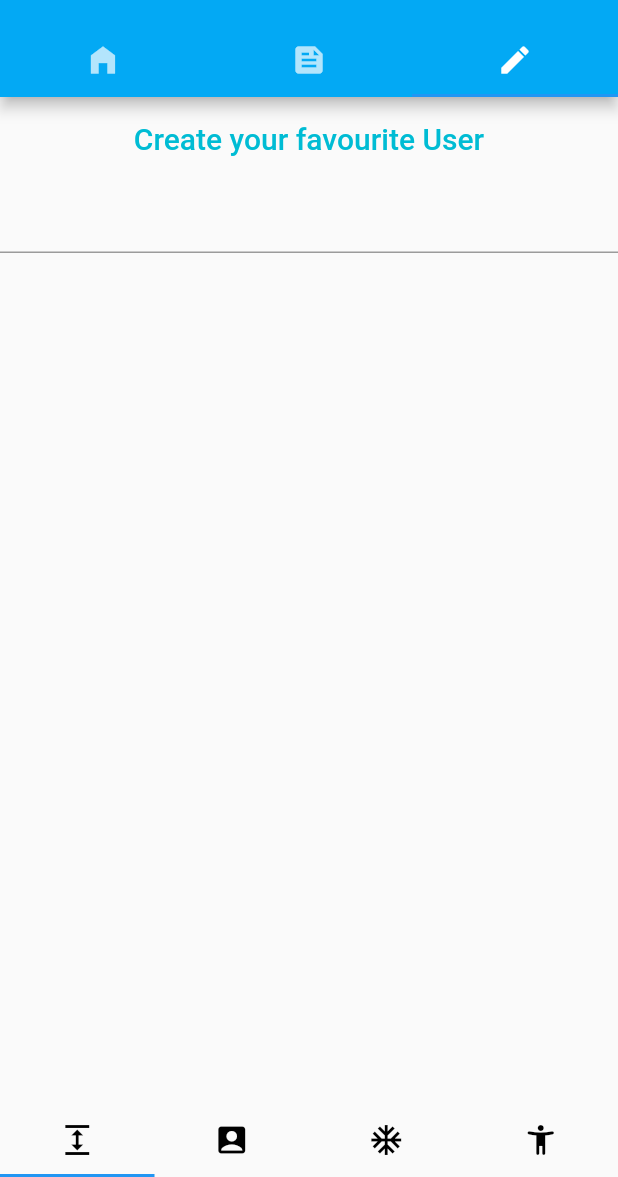
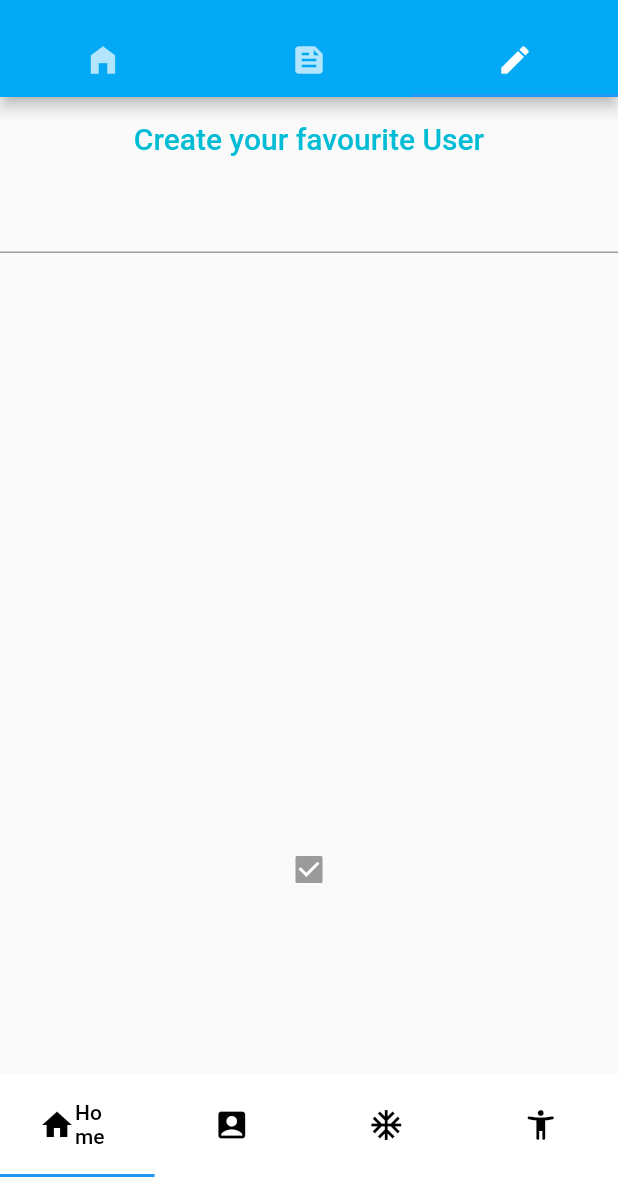
Before and after one commit to sobuur0/learning_flutter, a Flutter app: the screen it shows after launch, tab 3 chosen, on a phone screen of 412 x 824 dp, the part 59-1236 px from its top. Run offline on Flutter 3.47's test engine with Material 2 defaults, Android fonts, the phone set to English and light mode, and no system bars.

```diff
--- a/lib/createScreen.dart
+++ b/lib/createScreen.dart
@@ -2,6 +2,7 @@ import 'package:flutter/cupertino.dart';
 import 'package:flutter/material.dart';
 import 'package:flutter/services.dart';
 import 'package:flutter/widgets.dart';
+import 'package:testing_app/widgets/custom_alert_dialogue.dart';
 
 
 class CreateScreen extends StatefulWidget {
@@ -11,6 +12,7 @@ class CreateScreen extends StatefulWidget {
 
 class _CreateScreenState extends State<CreateScreen> {
   String ptext = '';
+  bool cbool = true;
 
   @override
   Widget build(BuildContext context) {
@@ -19,7 +21,13 @@ class _CreateScreenState extends State<CreateScreen> {
         appBar: AppBar(
           backgroundColor: Colors.transparent,
           elevation: 0,
-          title: Text('Create your favourite User', style: TextStyle(color: Colors.cyan),),
+          title: GestureDetector(
+            child: Text('Create your favourite User', style: TextStyle(color: Colors.cyan),),
+            onTap: () {
+              //Open this dialogue im about to implement
+              showAlertDialogue(context);
+            },
+          ),
           centerTitle: true,
         ),
         body: Column(
@@ -33,10 +41,25 @@ class _CreateScreenState extends State<CreateScreen> {
             ),
             Expanded(child: Text(
               ptext,
-            ))
+            )),
+            Expanded(
+                child: Checkbox(
+                  value: true,
+                  onChanged: null
+              ),
+            ),
           ],
         ),
       ),
     );
   }
 }
+
+void showAlertDialogue(BuildContext context) {
+  showDialog(
+      context: context,
+      builder: (BuildContext context) {
+        return CustomDialogueBox();
+      }
+  );
+}
--- a/lib/main.dart
+++ b/lib/main.dart
@@ -54,12 +54,27 @@ class _AppBarTestState extends State<AppBarTest> with TickerProviderStateMixin {
       ),
 
       bottomNavigationBar: Material(
-        color: Colors.transparent,
+        color: Colors.white,
         child: TabBar(
           controller: _tabController2,
           tabs: <Widget> [
-            Tab(icon: Icon(Icons.expand, color: Colors.black,),),
-            Tab(icon: Icon(Icons.account_box, color: Colors.black,)),
+            Padding(
+              padding: const EdgeInsets.all(10),
+              child: SizedBox(
+                width: 80,
+                child: Row(
+                  textDirection: TextDirection.ltr,
+                  children: <Widget> [
+                    Tab(icon: Icon(Icons.home, color: Colors.black,)),
+                    Expanded(child: Text('Home', style: TextStyle(color: Colors.black),)),
+                  ],
+                ),
+              ),
+            ),
+            // Tab(icon: Icon(Icons.home, color: Colors.black,), text: 'Home',),
+            Tab(
+                icon: Icon(Icons.account_box, color: Colors.black,)
+            ),
             Tab(icon: Icon(Icons.ac_unit, color: Colors.black,)),
             Tab(icon: Icon(Icons.accessibility_new_rounded, color: Colors.black,)),
           ]
```
Also changed, not shown: lib/widgets/custom_alert_dialogue.dart (added, +70 -0 lines), assets/images/no_card_icon.png (added).
